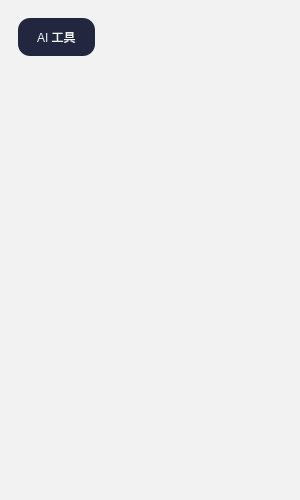
xindaorong/xdrchat, file client/client/registerdialog.ui: the form before one commit.
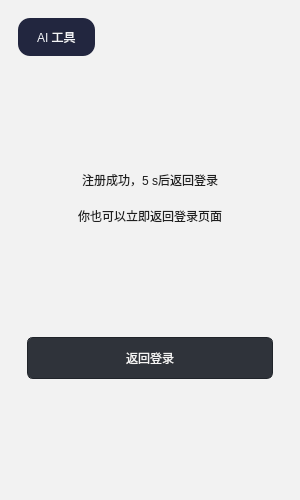
The form after the commit. The open tabs and pages were chosen to show the change. Custom widgets are drawn as their Qt base class.

The edit to the form file:
```diff
--- a/client/client/registerdialog.ui
+++ b/client/client/registerdialog.ui
@@ -315,11 +315,101 @@
        </item>
       </layout>
      </widget>
-     <widget class="QWidget" name="page_2"/>
+     <widget class="QWidget" name="page_2">
+      <layout class="QVBoxLayout" name="verticalLayout_3">
+       <property name="spacing">
+        <number>18</number>
+       </property>
+       <item>
+        <spacer name="verticalSpacer_2">
+         <property name="orientation">
+          <enum>Qt::Vertical</enum>
+         </property>
+         <property name="sizeHint" stdset="0">
+          <size>
+           <width>20</width>
+           <height>90</height>
+          </size>
+         </property>
+        </spacer>
+       </item>
+       <item>
+        <widget class="QLabel" name="tip_lb">
+         <property name="text">
+          <string>注册成功，5 s后返回登录</string>
+         </property>
+         <property name="alignment">
+          <set>Qt::AlignCenter</set>
+         </property>
+        </widget>
+       </item>
+       <item>
+        <widget class="QLabel" name="tip2_lb">
+         <property name="text">
+          <string>你也可以立即返回登录页面</string>
+         </property>
+         <property name="alignment">
+          <set>Qt::AlignCenter</set>
+         </property>
+        </widget>
+       </item>
+       <item>
+        <spacer name="verticalSpacer_3">
+         <property name="orientation">
+          <enum>Qt::Vertical</enum>
+         </property>
+         <property name="sizeHint" stdset="0">
+          <size>
+           <width>20</width>
+           <height>50</height>
+          </size>
+         </property>
+        </spacer>
+       </item>
+       <item>
+        <widget class="QPushButton" name="return_btn">
+         <property name="minimumSize">
+          <size>
+           <width>0</width>
+           <height>42</height>
+          </size>
+         </property>
+         <property name="text">
+          <string>返回登录</string>
+         </property>
+        </widget>
+       </item>
+       <item>
+        <spacer name="verticalSpacer_4">
+         <property name="orientation">
+          <enum>Qt::Vertical</enum>
+         </property>
+         <property name="sizeHint" stdset="0">
+          <size>
+           <width>20</width>
+           <height>90</height>
+          </size>
+         </property>
+        </spacer>
+       </item>
+      </layout>
+     </widget>
     </widget>
    </item>
   </layout>
  </widget>
+ <customwidgets>
+  <customwidget>
+   <class>ClickedLabel</class>
+   <extends>QLabel</extends>
+   <header>clickedlabel.h</header>
+  </customwidget>
+  <customwidget>
+   <class>TimerBtn</class>
+   <extends>QPushButton</extends>
+   <header>timerbtn.h</header>
+  </customwidget>
+ </customwidgets>
  <resources/>
  <connections/>
 </ui>
```
Left out of the diff: 59 changed lines with no effect on the pictures.
